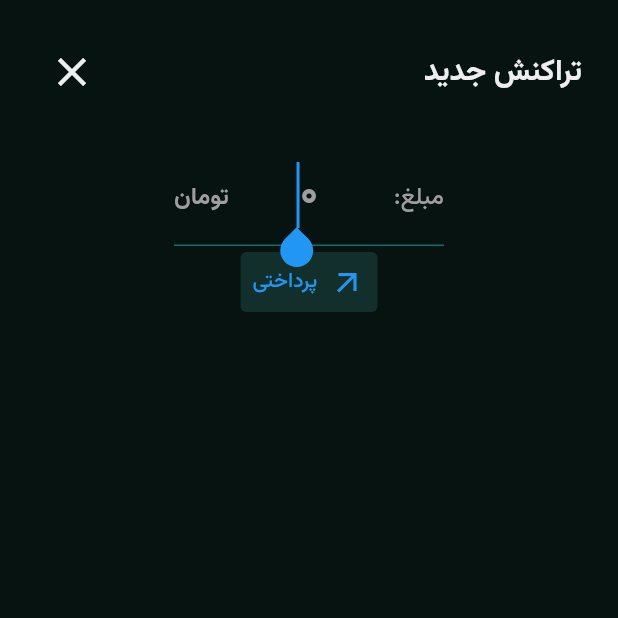
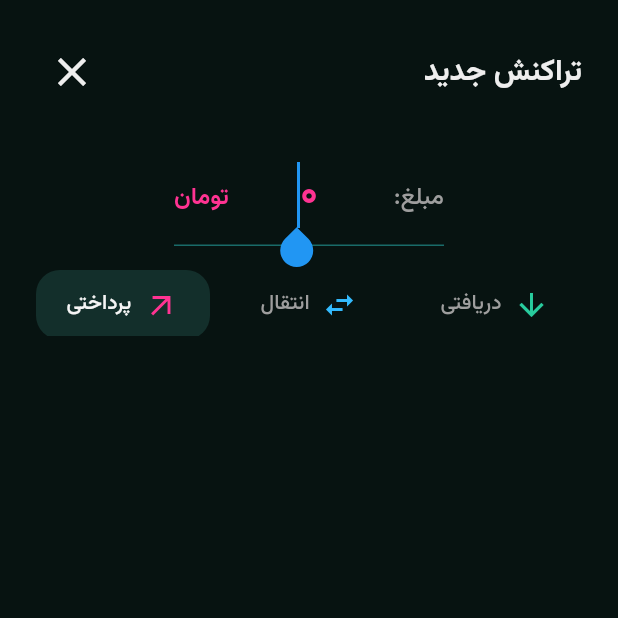
Before and after one commit to ismrtz/hyper-log, a Flutter app: the NewTransaction screen opened by its route, after a tap on "پرداختی", on a phone screen of 412 x 824 dp, the top half of it. Run offline on Flutter 3.47's test engine with Material 2 defaults, Android fonts, the phone set to English and light mode, and no system bars.

Commit message:
feat[new-transaction]: add type of transaction

```diff
--- a/lib/screens/home.dart
+++ b/lib/screens/home.dart
@@ -15,7 +15,7 @@ class Home extends StatelessWidget {
   Widget build(BuildContext context) {
     return Scaffold(
       body: Container(
-        color: Color.fromRGBO(7, 19, 17, 1),
+        color: const Color.fromRGBO(7, 19, 17, 1),
         padding: const EdgeInsets.all(24),
         child: SafeArea(
           child: Column(
@@ -24,7 +24,7 @@ class Home extends StatelessWidget {
                 ExpenseAccount(balance),
                 IconButton(
                     onPressed: _notificationTap,
-                    icon: Icon(
+                    icon: const Icon(
                       size: 32,
                       color: Colors.grey,
                       Icons.notifications_active_outlined,
--- a/lib/screens/new_transaction.dart
+++ b/lib/screens/new_transaction.dart
@@ -12,7 +12,33 @@ class NewTransaction extends StatefulWidget {
 class _NewTransactionState extends State<NewTransaction> {
   final _amountController = TextEditingController(text: '0');
 
-  List<bool> isCardEnabled = [];
+  List<Map> buttonsList = [
+    {
+      'selected': true,
+      'name': 'payment',
+      'label': 'پرداختی',
+      'icon': Icons.arrow_outward,
+      'color': const Color.fromRGBO(255, 51, 402, 1),
+    },
+    {
+      'label': 'انتقال',
+      'selected': false,
+      'name': 'transfer',
+      'icon': Icons.swap_horiz,
+      'color': const Color.fromRGBO(51, 187, 255, 1),
+    },
+    {
+      'name': 'receipt',
+      'selected': false,
+      'label': 'دریافتی',
+      'icon': Icons.arrow_downward,
+      'color': const Color.fromRGBO(40, 204, 158, 1),
+    },
+  ];
+
+  dynamic get selectedTransactionType {
+    return buttonsList.where((button) => button['selected']).toList();
+  }
 
   void _closeScreen(BuildContext context) {
     Navigator.of(context).pop();
@@ -55,22 +81,22 @@ class _NewTransactionState extends State<NewTransaction> {
                       textDirection: TextDirection.rtl,
                       child: TextField(
                         keyboardType: TextInputType.number,
-                        decoration: const InputDecoration(
-                          focusedBorder: UnderlineInputBorder(
+                        decoration: InputDecoration(
+                          focusedBorder: const UnderlineInputBorder(
                               borderSide: BorderSide(
                                   color: Color.fromRGBO(25, 107, 105, 1))),
                           suffixText: 'تومان',
                           prefixText: 'مبلغ:',
                           prefixStyle:
-                              TextStyle(color: Colors.grey, fontSize: 16),
+                              const TextStyle(color: Colors.grey, fontSize: 16),
                           suffixStyle: TextStyle(
-                              color: Colors.grey,
+                              color: selectedTransactionType[0]['color'],
                               fontSize: 16,
                               fontWeight: FontWeight.bold),
                         ),
-                        style: const TextStyle(
+                        style: TextStyle(
                           fontSize: 28,
-                          color: Colors.grey,
+                          color: selectedTransactionType[0]['color'],
                           fontWeight: FontWeight.bold,
                         ),
                         autofocus: true,
@@ -80,24 +106,51 @@ class _NewTransactionState extends State<NewTransaction> {
                     )
                   ]),
             ),
-            Row(
-              mainAxisAlignment: MainAxisAlignment.spaceAround,
-              children: [
-                Directionality(
-                    textDirection: TextDirection.rtl,
-                    child: TextButton.icon(
-                        style: const ButtonStyle(
-                            backgroundColor: MaterialStatePropertyAll(
-                                Color.fromRGBO(19, 47, 43, 1))),
-                        onPressed: () {},
-                        icon: Icon(Icons.arrow_outward),
-                        label: Text('پرداختی'))),
-              ],
+            Container(
+              height: 44,
+              margin: const EdgeInsets.only(top: 16),
+              child: GridView.builder(
+                gridDelegate: const SliverGridDelegateWithFixedCrossAxisCount(
+                    crossAxisCount: 3,
+                    crossAxisSpacing: 8,
+                    mainAxisSpacing: 0,
+                    childAspectRatio: 1 / 0.4),
+                itemCount: buttonsList.length,
+                itemBuilder: (context, index) {
+                  return Directionality(
+                      textDirection: TextDirection.rtl,
+                      child: TextButton.icon(
+                          style: ButtonStyle(
+                              shape: MaterialStatePropertyAll(
+                                  RoundedRectangleBorder(
+                                      borderRadius: BorderRadius.circular(16))),
+                              backgroundColor: MaterialStatePropertyAll(
+                                  buttonsList[index]['selected']
+                                      ? const Color.fromRGBO(19, 47, 43, 1)
+                                      : Colors.transparent)),
+                          onPressed: () {
+                            buttonsList.forEach(
+                                (button) => button['selected'] = false);
+                            buttonsList[index]['selected'] = true;
+                            setState(() {});
+                          },
+                          icon: Icon(
+                            buttonsList[index]['icon'],
+                            color: buttonsList[index]['color'],
+                          ),
+                          label: Text(
+                            buttonsList[index]['label'],
+                            style: TextStyle(
+                                color: buttonsList[index]['selected']
+                                    ? Colors.grey[100]
+                                    : Colors.grey),
+                          )));
+                },
+              ),
             )
           ]),
         ),
       ),
     );
-    ;
   }
 }
```
